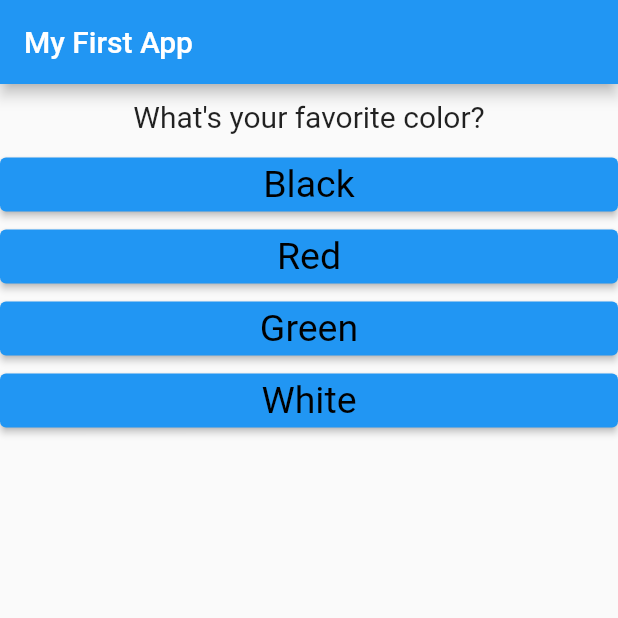
After one commit to AnDamazio/flutter_complete_guide, a Flutter app: the screen it shows after launch, on a phone screen of 412 x 824 dp, the top half of it. The commit adds this screen. Run offline on Flutter 3.47's test engine with Material 2 defaults, Android fonts, the phone set to English and light mode, and no system bars.

Commit message:
Code refactor, add quiz and result component

```diff
--- a/lib/main.dart
+++ b/lib/main.dart
@@ -1,6 +1,6 @@
 import 'package:flutter/material.dart';
-import 'package:flutter_complete_guide/answer.dart';
-import './question.dart';
+import 'package:flutter_complete_guide/result.dart';
+import './quiz.dart';
 
 void main() {
   runApp(const MyApp());
@@ -19,7 +19,7 @@ class MyApp extends StatefulWidget {
 
 class _MyAppState extends State<MyApp> {
   var _questionIndex = 0;
-  static const questions = [
+  static const _questions = [
     {
       'questionText': 'What\'s your favorite color?',
       'answers': ['Black', 'Red', 'Green', 'White'],
@@ -43,7 +43,7 @@ class _MyAppState extends State<MyApp> {
     void _answerQuestion() {
       setState(
         () => {
-          _questionIndex + 1 < questions.length
+          _questionIndex + 1 < _questions.length
               ? _questionIndex++
               : print('Acabou')
         },
@@ -56,21 +56,13 @@ class _MyAppState extends State<MyApp> {
         appBar: AppBar(
           title: const Text('My First App'),
         ),
-        body: _questionIndex + 1 < questions.length
-            ? Column(
-                children: [
-                  Question(
-                      questionText:
-                          questions[_questionIndex]['questionText'] as String),
-                  ...(questions[_questionIndex]['answers'] as List<String>)
-                      .map((answer) {
-                    return Answer(_answerQuestion, answer);
-                  }).toList()
-                ],
+        body: _questionIndex + 1 < _questions.length
+            ? Quiz(
+                answerQuestion: _answerQuestion,
+                questionIndex: _questionIndex,
+                questions: _questions,
               )
-            : const Center(
-                child: Text('You did it!'),
-              ),
+            : Result(),
       ),
     );
   }
--- /dev/null
+++ b/lib/quiz.dart
@@ -0,0 +1,30 @@
+import 'package:flutter/material.dart';
+import 'package:flutter_complete_guide/answer.dart';
+import 'package:flutter_complete_guide/question.dart';
+
+// ignore: use_key_in_widget_constructors
+class Quiz extends StatelessWidget {
+  final List<Map<String, Object>> questions;
+  final int questionIndex;
+  final VoidCallback answerQuestion;
+
+  // ignore: use_key_in_widget_constructors
+  const Quiz({
+    required this.questions,
+    required this.answerQuestion,
+    required this.questionIndex,
+  });
+
+  @override
+  Widget build(BuildContext context) {
+    return Column(
+      children: [
+        Question(
+            questionText: questions[questionIndex]['questionText'] as String),
+        ...(questions[questionIndex]['answers'] as List<String>).map((answer) {
+          return Answer(answerQuestion, answer);
+        }).toList()
+      ],
+    );
+  }
+}
```
Also changed, not shown: lib/result.dart (added, +12 -0 lines).
